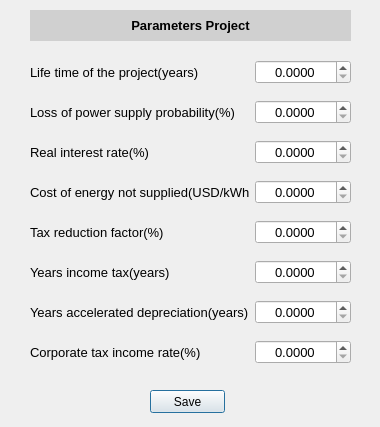
The window that project.ui (WRopero/osim_microrredes) describes before a commit, drawn with Qt 5.
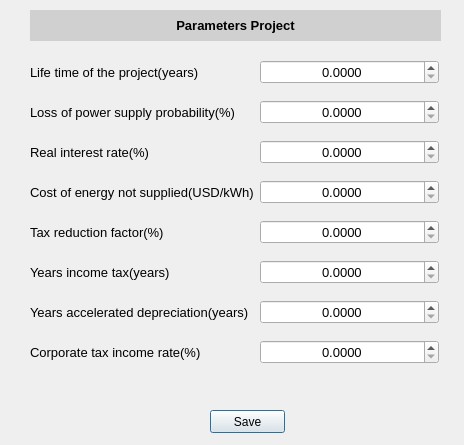
The same window after the commit.

Patch:
```diff
--- a/project.ui
+++ b/project.ui
@@ -6,8 +6,8 @@
    <rect>
     <x>0</x>
     <y>0</y>
-    <width>380</width>
-    <height>427</height>
+    <width>464</width>
+    <height>445</height>
    </rect>
   </property>
   <property name="windowTitle">
@@ -18,7 +18,7 @@
     <rect>
      <x>30</x>
      <y>50</y>
-     <width>321</width>
+     <width>409</width>
      <height>331</height>
     </rect>
    </property>
@@ -294,7 +294,7 @@
     <rect>
      <x>30</x>
      <y>10</y>
-     <width>321</width>
+     <width>411</width>
      <height>31</height>
     </rect>
    </property>
@@ -308,8 +308,8 @@
   <widget class="QPushButton" name="pushButton">
    <property name="geometry">
     <rect>
-     <x>150</x>
-     <y>390</y>
+     <x>210</x>
+     <y>410</y>
      <width>75</width>
      <height>23</height>
     </rect>
```
